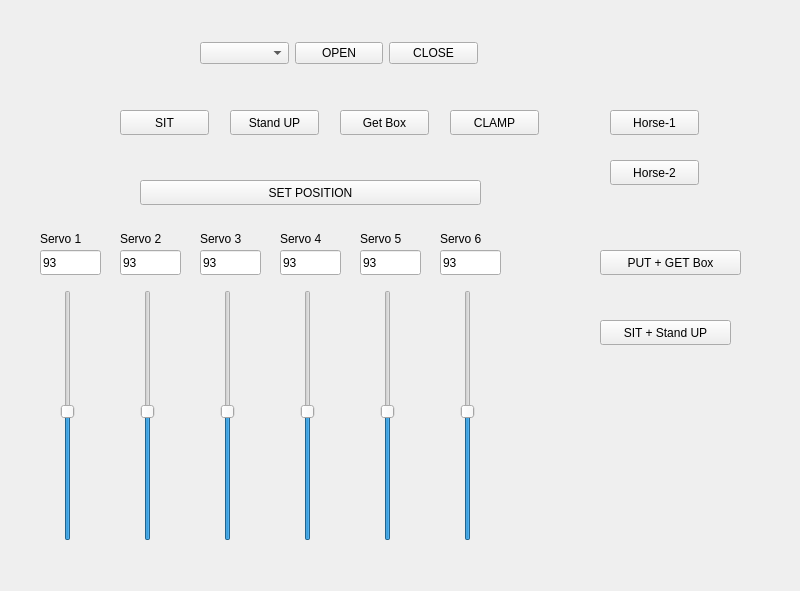
Above: neuron/mainwindow.ui from evkuz/qt_hiwonder before the change. Below: the same form after it.
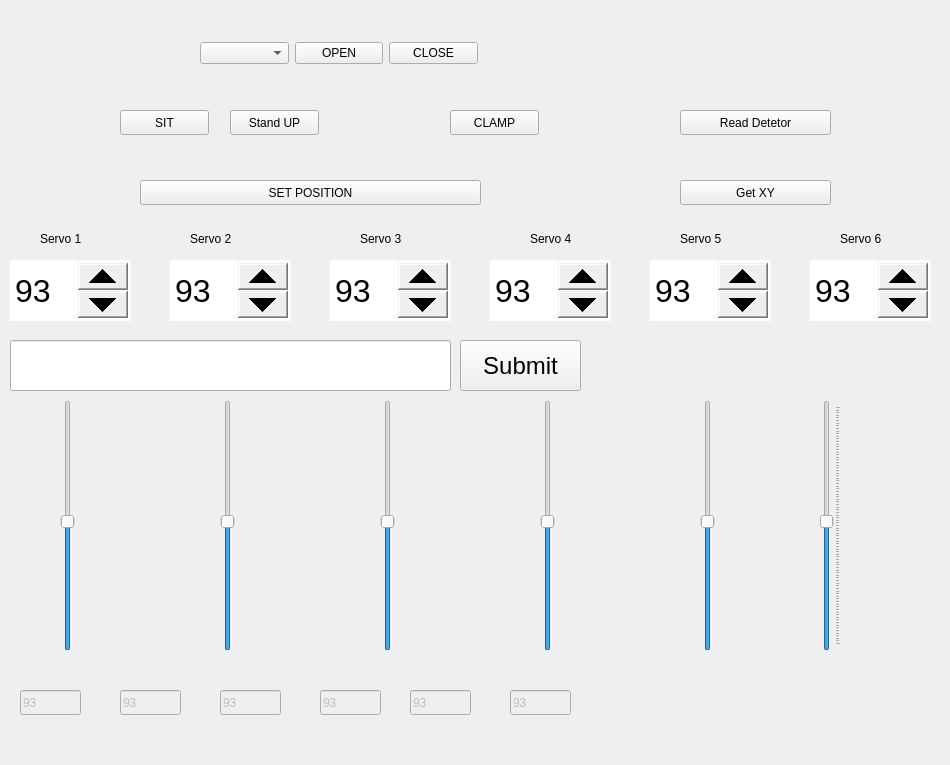
That is the form after the change.

What changed in the file:
```diff
--- a/neuron/mainwindow.ui
+++ b/neuron/mainwindow.ui
@@ -6,8 +6,8 @@
    <rect>
     <x>0</x>
     <y>0</y>
-    <width>800</width>
-    <height>591</height>
+    <width>950</width>
+    <height>765</height>
    </rect>
   </property>
   <property name="windowTitle">
@@ -56,10 +56,13 @@
    </property>
   </widget>
   <widget class="QLineEdit" name="servo_1_lineEdit">
+   <property name="enabled">
+    <bool>false</bool>
+   </property>
    <property name="geometry">
     <rect>
-     <x>40</x>
-     <y>250</y>
+     <x>20</x>
+     <y>690</y>
      <width>61</width>
      <height>25</height>
     </rect>
@@ -69,10 +72,13 @@
    </property>
   </widget>
   <widget class="QLineEdit" name="servo_2_lineEdit">
+   <property name="enabled">
+    <bool>false</bool>
+   </property>
    <property name="geometry">
     <rect>
      <x>120</x>
-     <y>250</y>
+     <y>690</y>
      <width>61</width>
      <height>25</height>
     </rect>
@@ -82,10 +88,13 @@
    </property>
   </widget>
   <widget class="QLineEdit" name="servo_3_lineEdit">
+   <property name="enabled">
+    <bool>false</bool>
+   </property>
    <property name="geometry">
     <rect>
-     <x>200</x>
-     <y>250</y>
+     <x>220</x>
+     <y>690</y>
      <width>61</width>
      <height>25</height>
     </rect>
@@ -95,10 +104,13 @@
    </property>
   </widget>
   <widget class="QLineEdit" name="servo_4_lineEdit">
+   <property name="enabled">
+    <bool>false</bool>
+   </property>
    <property name="geometry">
     <rect>
-     <x>280</x>
-     <y>250</y>
+     <x>320</x>
+     <y>690</y>
      <width>61</width>
      <height>25</height>
     </rect>
@@ -108,10 +120,13 @@
    </property>
   </widget>
   <widget class="QLineEdit" name="servo_5_lineEdit">
+   <property name="enabled">
+    <bool>false</bool>
+   </property>
    <property name="geometry">
     <rect>
-     <x>360</x>
-     <y>250</y>
+     <x>410</x>
+     <y>690</y>
      <width>61</width>
      <height>25</height>
     </rect>
@@ -121,10 +136,13 @@
    </property>
   </widget>
   <widget class="QLineEdit" name="servo_6_lineEdit">
+   <property name="enabled">
+    <bool>false</bool>
+   </property>
    <property name="geometry">
     <rect>
-     <x>440</x>
-     <y>250</y>
+     <x>510</x>
+     <y>690</y>
      <width>61</width>
      <height>25</height>
     </rect>
@@ -175,7 +193,7 @@
   <widget class="QLabel" name="S2_label">
    <property name="geometry">
     <rect>
-     <x>120</x>
+     <x>190</x>
      <y>230</y>
      <width>61</width>
      <height>17</height>
@@ -188,7 +206,7 @@
   <widget class="QLabel" name="S3_label">
    <property name="geometry">
     <rect>
-     <x>200</x>
+     <x>360</x>
      <y>230</y>
      <width>61</width>
      <height>17</height>
@@ -201,9 +219,9 @@
   <widget class="QLabel" name="S4_label">
    <property name="geometry">
     <rect>
-     <x>280</x>
+     <x>530</x>
      <y>230</y>
-     <width>61</width>
+     <width>181</width>
      <height>17</height>
     </rect>
    </property>
@@ -214,7 +232,7 @@
   <widget class="QLabel" name="S5_label">
    <property name="geometry">
     <rect>
-     <x>360</x>
+     <x>680</x>
      <y>230</y>
      <width>61</width>
      <height>17</height>
@@ -227,7 +245,7 @@
   <widget class="QLabel" name="S6_label">
    <property name="geometry">
     <rect>
-     <x>440</x>
+     <x>840</x>
      <y>230</y>
      <width>61</width>
      <height>17</height>
@@ -253,25 +271,37 @@
   <widget class="QPushButton" name="getBoxButton">
    <property name="geometry">
     <rect>
-     <x>340</x>
-     <y>110</y>
-     <width>89</width>
+     <x>680</x>
+     <y>180</y>
+     <width>151</width>
      <height>25</height>
     </rect>
    </property>
    <property name="text">
-    <string>Get Box</string>
+    <string>Get XY</string>
    </property>
   </widget>
   <widget class="QSlider" name="S6_verSlider">
    <property name="geometry">
     <rect>
-     <x>460</x>
-     <y>290</y>
-     <width>16</width>
+     <x>820</x>
+     <y>400</y>
+     <width>21</width>
      <height>251</height>
     </rect>
    </property>
+   <property name="sizePolicy">
+    <sizepolicy hsizetype="Expanding" vsizetype="Expanding">
+     <horstretch>0</horstretch>
+     <verstretch>0</verstretch>
+    </sizepolicy>
+   </property>
+   <property name="sizeIncrement">
+    <size>
+     <width>1</width>
+     <height>1</height>
+    </size>
+   </property>
    <property name="maximum">
     <number>180</number>
    </property>
@@ -281,12 +311,18 @@
    <property name="orientation">
     <enum>Qt::Vertical</enum>
    </property>
+   <property name="tickPosition">
+    <enum>QSlider::TicksBelow</enum>
+   </property>
+   <property name="tickInterval">
+    <number>2</number>
+   </property>
   </widget>
   <widget class="QSlider" name="S5_verSlider">
    <property name="geometry">
     <rect>
-     <x>380</x>
-     <y>290</y>
+     <x>700</x>
+     <y>400</y>
      <width>16</width>
      <height>251</height>
     </rect>
@@ -304,8 +340,8 @@
   <widget class="QSlider" name="S4_verSlider">
    <property name="geometry">
     <rect>
-     <x>300</x>
-     <y>290</y>
+     <x>540</x>
+     <y>400</y>
      <width>16</width>
      <height>251</height>
     </rect>
@@ -323,8 +359,8 @@
   <widget class="QSlider" name="S3_verSlider">
    <property name="geometry">
     <rect>
-     <x>220</x>
-     <y>290</y>
+     <x>380</x>
+     <y>400</y>
      <width>16</width>
      <height>251</height>
     </rect>
@@ -342,8 +378,8 @@
   <widget class="QSlider" name="S2_verSlider">
    <property name="geometry">
     <rect>
-     <x>140</x>
-     <y>290</y>
+     <x>220</x>
+     <y>400</y>
      <width>16</width>
      <height>251</height>
     </rect>
@@ -362,7 +398,7 @@
    <property name="geometry">
     <rect>
      <x>60</x>
-     <y>290</y>
+     <y>400</y>
      <width>16</width>
      <height>251</height>
     </rect>
@@ -380,53 +416,230 @@
   <widget class="QPushButton" name="horse_1_Button">
    <property name="geometry">
     <rect>
-     <x>610</x>
+     <x>680</x>
      <y>110</y>
-     <width>89</width>
+     <width>151</width>
      <height>25</height>
     </rect>
    </property>
    <property name="text">
-    <string>Horse-1</string>
+    <string>Read Detetor</string>
    </property>
   </widget>
-  <widget class="QPushButton" name="horse_2_Button">
+  <widget class="QSpinBox" name="servo_1_spinBox">
    <property name="geometry">
     <rect>
-     <x>610</x>
-     <y>160</y>
-     <width>89</width>
-     <height>25</height>
+     <x>10</x>
+     <y>260</y>
+     <width>121</width>
+     <height>61</height>
     </rect>
    </property>
-   <property name="text">
-    <string>Horse-2</string>
+   <property name="font">
+    <font>
+     <pointsize>24</pointsize>
+    </font>
    </property>
+   <property name="styleSheet">
+    <string notr="true">QSpinBox::down-button{
+    width: 50
+}
+QSpinBox::up-button{
+    width: 50
+}
+</string>
+   </property>
+   <property name="maximum">
+    <number>180</number>
+   </property>
+   <property name="value">
+    <number>93</number>
+   </property>
   </widget>
-  <widget class="QPushButton" name="put_getBoxButton">
+  <widget class="QSpinBox" name="servo_2_spinBox">
    <property name="geometry">
     <rect>
-     <x>600</x>
-     <y>250</y>
-     <width>141</width>
-     <height>25</height>
+     <x>170</x>
+     <y>260</y>
+     <width>121</width>
+     <height>61</height>
     </rect>
    </property>
-   <property name="text">
-    <string>PUT + GET Box</string>
+   <property name="font">
+    <font>
+     <pointsize>24</pointsize>
+    </font>
    </property>
+   <property name="styleSheet">
+    <string notr="true">QSpinBox::down-button{
+    width: 50
+}
+QSpinBox::up-button{
+    width: 50
+}
+</string>
+   </property>
+   <property name="maximum">
+    <number>180</number>
+   </property>
+   <property name="value">
+    <number>93</number>
+   </property>
   </widget>
-  <widget class="QPushButton" name="combSitStandButton">
+  <widget class="QSpinBox" name="servo_3_spinBox">
    <property name="geometry">
     <rect>
-     <x>600</x>
-     <y>320</y>
-     <width>131</width>
-     <height>25</height>
+     <x>330</x>
+     <y>260</y>
+     <width>121</width>
+     <height>61</height>
     </rect>
    </property>
+   <property name="font">
+    <font>
+     <pointsize>24</pointsize>
+    </font>
+   </property>
+   <property name="styleSheet">
+    <string notr="true">QSpinBox::down-button{
+    width: 50
+}
+QSpinBox::up-button{
+    width: 50
+}
+</string>
+   </property>
+   <property name="maximum">
+    <number>180</number>
+   </property>
+   <property name="value">
+    <number>93</number>
+   </property>
+  </widget>
+  <widget class="QSpinBox" name="servo_4_spinBox">
+   <property name="geometry">
+    <rect>
+     <x>490</x>
+     <y>260</y>
+     <width>121</width>
+     <height>61</height>
+    </rect>
+   </property>
+   <property name="font">
+    <font>
+     <pointsize>24</pointsize>
+    </font>
+   </property>
+   <property name="styleSheet">
+    <string notr="true">QSpinBox::down-button{
+    width: 50
+}
+QSpinBox::up-button{
+    width: 50
+}
+</string>
+   </property>
+   <property name="maximum">
+    <number>180</number>
+   </property>
+   <property name="value">
+    <number>93</number>
+   </property>
+  </widget>
+  <widget class="QSpinBox" name="servo_5_spinBox">
+   <property name="geometry">
+    <rect>
+     <x>650</x>
+     <y>260</y>
+     <width>121</width>
+     <height>61</height>
+    </rect>
+   </property>
+   <property name="font">
+    <font>
+     <pointsize>24</pointsize>
+    </font>
+   </property>
+   <property name="styleSheet">
+    <string notr="true">QSpinBox::down-button{
+    width: 50
+}
+QSpinBox::up-button{
+    width: 50
+}
+</string>
+   </property>
+   <property name="maximum">
+    <number>180</number>
+   </property>
+   <property name="value">
+    <number>93</number>
+   </property>
+  </widget>
+  <widget class="QSpinBox" name="servo_6_spinBox">
+   <property name="geometry">
+    <rect>
+     <x>810</x>
+     <y>260</y>
+     <width>121</width>
+     <height>61</height>
+    </rect>
+   </property>
+   <property name="font">
+    <font>
+     <pointsize>24</pointsize>
+    </font>
+   </property>
+   <property name="styleSheet">
+    <string notr="true">QSpinBox::down-button{
+    width: 50
+}
+QSpinBox::up-button{
+    width: 50
+}
+</string>
+   </property>
+   <property name="maximum">
+    <number>180</number>
+   </property>
+   <property name="value">
+    <number>93</number>
+   </property>
+  </widget>
+  <widget class="QLineEdit" name="All_Servos_lineEdit">
+   <property name="geometry">
+    <rect>
+     <x>10</x>
+     <y>340</y>
+     <width>441</width>
+     <height>51</height>
+    </rect>
+   </property>
+   <property name="font">
+    <font>
+     <pointsize>24</pointsize>
+    </font>
+   </property>
+   <property name="maxLength">
+    <number>28</number>
+   </property>
+  </widget>
+  <widget class="QPushButton" name="pushButton">
+   <property name="geometry">
+    <rect>
+     <x>460</x>
+     <y>340</y>
+     <width>121</width>
+     <height>51</height>
+    </rect>
+   </property>
+   <property name="font">
+    <font>
+     <pointsize>18</pointsize>
+    </font>
+   </property>
    <property name="text">
-    <string>SIT + Stand UP</string>
+    <string>Submit</string>
    </property>
   </widget>
  </widget>
```
Left out of the diff: 4 changed lines with no effect on the pictures.
